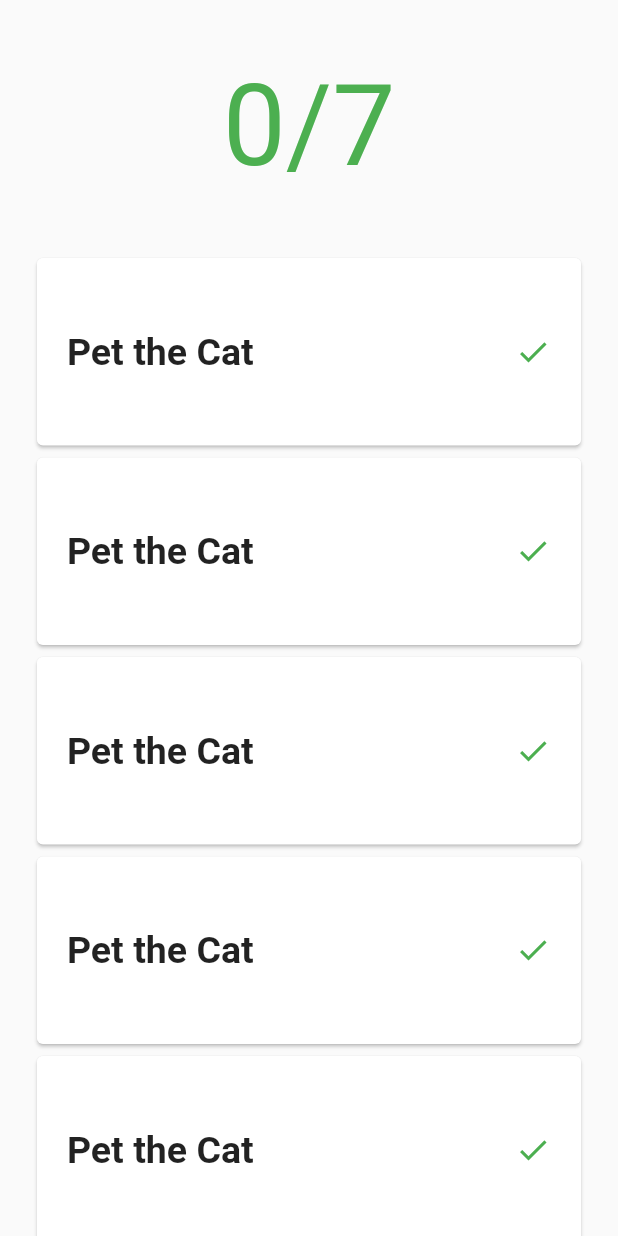
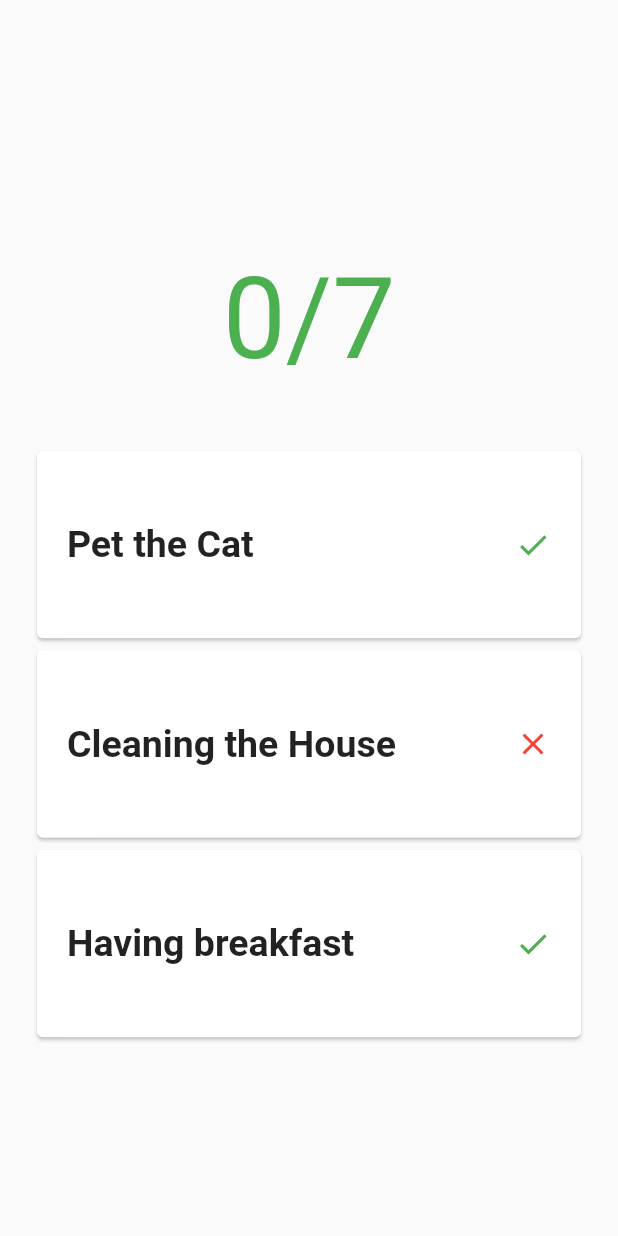
Before and after one commit to Mugisha-isaac/Flutter-todo-app, a Flutter app: the screen it shows after launch, on a phone screen of 412 x 824 dp. Run offline on Flutter 3.47's test engine with Material 2 defaults, Android fonts, the phone set to English and light mode, and no system bars; missing offline and left inert: dart:ffi.

Commit message:
dynamically getting contents of todo cards

```diff
--- a/lib/main.dart
+++ b/lib/main.dart
@@ -2,6 +2,7 @@
 
 import 'package:flutter/material.dart';
 import 'package:todo/widgets/counter.dart';
+import 'package:todo/widgets/models/todo.dart';
 import 'package:todo/widgets/todo_cards.dart';
 
 void main() {
@@ -27,6 +28,12 @@ class MyHomePage extends StatefulWidget {
 }
 
 class _MyHomePageState extends State<MyHomePage> {
+  final List<Todo> todos = [
+    Todo(id: "1ufhehhsjj", title: "Pet the Cat", completed: true),
+    Todo(id: "hhdhjjkkak", title: "Cleaning the House", completed: false),
+    Todo(id: "ncnbdhhhsj", title: "Having breakfast", completed: true)
+  ];
+
   @override
   Widget build(BuildContext context) {
     return Scaffold(
@@ -35,13 +42,10 @@ class _MyHomePageState extends State<MyHomePage> {
           mainAxisAlignment: MainAxisAlignment.center,
           children: <Widget>[
             Counter(),
-            const TodoCard(),
-            const TodoCard(),
-            const TodoCard(),
-            const TodoCard(),
-            const TodoCard(),
-            const TodoCard(),
-            const TodoCard(),
+            ...todos.map((todo) => TodoCard(
+                  title: todo.title,
+                  completed: todo.completed,
+                ))
           ],
         ),
       ),
--- /dev/null
+++ b/lib/widgets/models/todo.dart
@@ -0,0 +1,9 @@
+import 'dart:ffi';
+
+class Todo {
+  String id;
+  String title;
+  bool completed;
+
+  Todo({required this.id, required this.title, required this.completed});
+}
--- a/lib/widgets/todo_cards.dart
+++ b/lib/widgets/todo_cards.dart
@@ -1,7 +1,10 @@
 import 'package:flutter/material.dart';
 
 class TodoCard extends StatelessWidget {
-  const TodoCard({Key? key}) : super(key: key);
+  final String title;
+  final bool completed;
+
+  TodoCard({required this.title, required this.completed});
 
   @override
   Widget build(BuildContext context) {
@@ -14,14 +17,15 @@ class TodoCard extends StatelessWidget {
           child: Center(
             child: Row(
               mainAxisAlignment: MainAxisAlignment.spaceBetween,
-              children: const <Widget>[
+              children: <Widget>[
                 Text(
-                  "Pet the Cat",
-                  style: TextStyle(fontSize: 25, fontWeight: FontWeight.bold),
+                  title,
+                  style: const TextStyle(
+                      fontSize: 25, fontWeight: FontWeight.bold),
                 ),
                 Icon(
-                  Icons.check,
-                  color: Colors.green,
+                  completed ? Icons.check : Icons.close,
+                  color: completed ? Colors.green : Colors.red,
                 )
               ],
             ),
```
